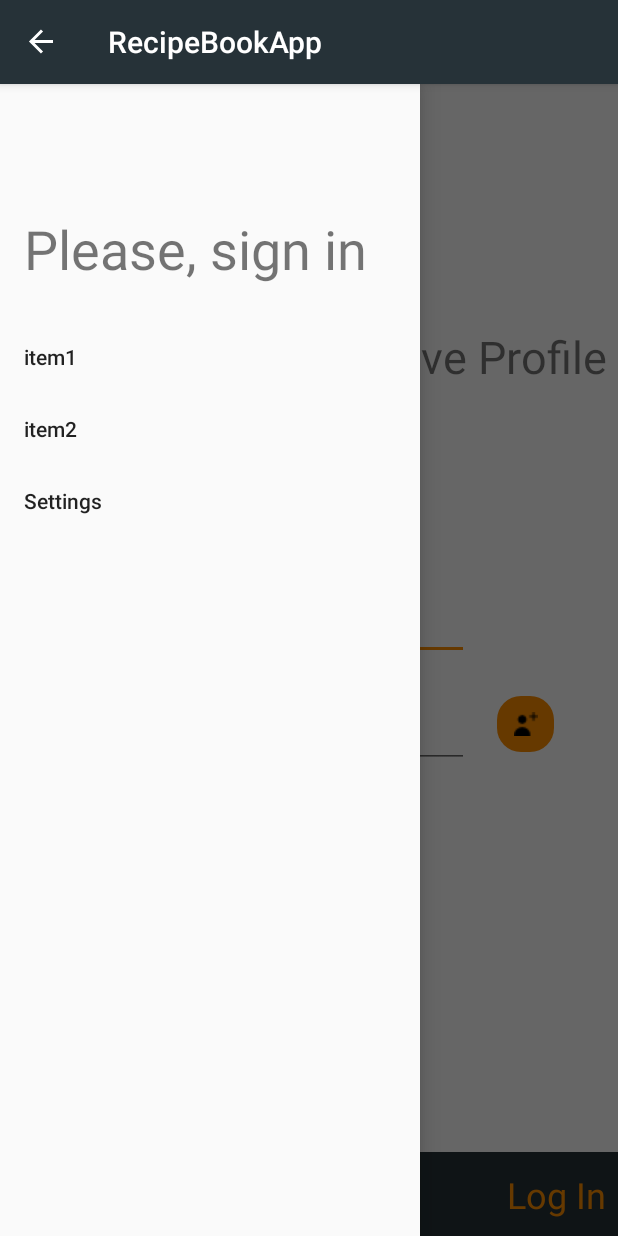
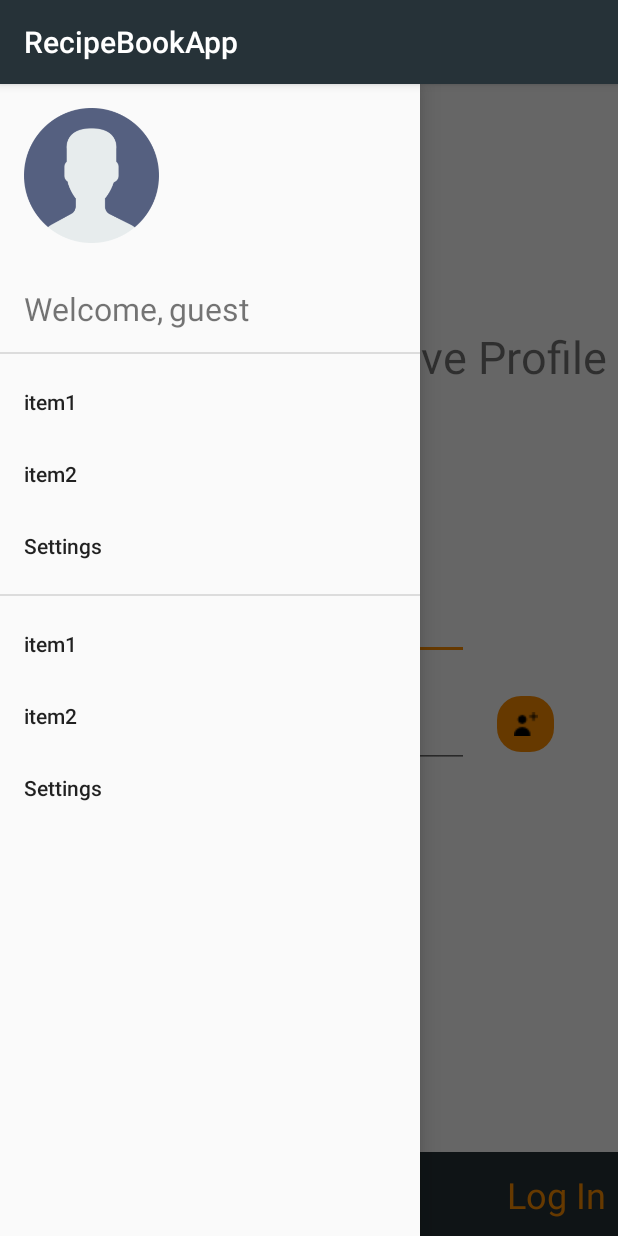
Before and after one commit to sergiooreh/RecipeBookDev, an Android app: the screen it shows after launch (MainActivity), with the side drawer open, on a phone screen of 412 x 824 dp. Run offline under Robolectric (Android 15) with nearby library versions, the phone set to English and light mode, and no system bars; our stand-ins replace Dagger/Hilt's generated code, Firebase (no records; nobody signed in at launch, a user with empty details on screens opened directly), navigation-ui; libraries missing offline, so code that uses them is left out: androidx.hilt.lifecycle; Roboto replaces fonts that are not available here; 1 statement that could not run was skipped.

Commit message:
Navigation Drawer editing

```diff
--- a/app/src/main/java/ua/co/myrecipes/repository/user/UserRepositoryInt.kt
+++ b/app/src/main/java/ua/co/myrecipes/repository/user/UserRepositoryInt.kt
@@ -10,8 +10,12 @@ interface UserRepositoryInt {
 
     suspend fun signInUser(email: String, password: String): AuthResult
 
+    suspend fun logOut()
+
     fun getUserEmail(): String
 
     fun getUser(): Flow<DataState<User>>
 
+
+
 }
--- a/app/src/main/java/ua/co/myrecipes/ui/MainActivity.kt
+++ b/app/src/main/java/ua/co/myrecipes/ui/MainActivity.kt
@@ -4,20 +4,29 @@ import android.os.Bundle
 import android.view.MenuItem
 import android.view.View
 import android.widget.Toast
+import androidx.activity.viewModels
 import androidx.appcompat.app.ActionBarDrawerToggle
 import androidx.appcompat.app.AppCompatActivity
+import androidx.core.view.GravityCompat
+import androidx.fragment.app.viewModels
+import androidx.navigation.NavController
+import androidx.navigation.NavOptions
 import androidx.navigation.findNavController
 import androidx.navigation.fragment.findNavController
 import androidx.navigation.ui.setupWithNavController
 import com.google.android.material.bottomnavigation.BottomNavigationView
 import dagger.hilt.android.AndroidEntryPoint
 import kotlinx.android.synthetic.main.activity_main.*
+import kotlinx.android.synthetic.main.drawer_header.view.*
 import ua.co.myrecipes.R
+import ua.co.myrecipes.viewmodels.UserViewModel
 
 @AndroidEntryPoint
 class MainActivity : AppCompatActivity() {
 
+    private val userViewModel: UserViewModel by viewModels()
     private lateinit var toggle: ActionBarDrawerToggle
+    private lateinit var navController: NavController
 
     override fun onCreate(savedInstanceState: Bundle?) {
         super.onCreate(savedInstanceState)
@@ -25,10 +34,6 @@ class MainActivity : AppCompatActivity() {
 
         toggle = ActionBarDrawerToggle(this,drawerLayout, R.string.open, R.string.close)
         drawerLayout.addDrawerListener(toggle)
-        toggle.syncState()
-
-
-        supportActionBar?.setDisplayHomeAsUpEnabled(true)
 
         navView.setNavigationItemSelectedListener {
             when(it.itemId){
@@ -42,6 +47,33 @@ class MainActivity : AppCompatActivity() {
         bottomNavigationView.setupWithNavController(NavHostFragment.findNavController())
         bottomNavigationView.setOnNavigationItemReselectedListener { /*NO OPERATIONS*/ }
         setupNav()
+
+        val navHeader = navView.getHeaderView(0)
+
+        if (userViewModel.getUserEmail()==""){
+            navHeader.nickName_drawer_tv.text = "guest"
+            navHeader.log_out_btn.visibility = View.GONE
+        } else{
+            navHeader.nickName_drawer_tv.text = userViewModel.getUserEmail().substringBefore("@")
+            navHeader.log_out_btn.visibility = View.VISIBLE
+        }
+            navHeader.log_out_btn.setOnClickListener {
+            userViewModel.logOut()
+            val navOptions = NavOptions.Builder()
+                .setLaunchSingleTop(true)
+                .build()
+            navController.navigate(R.id.regFragment,savedInstanceState,navOptions)
+                recreate()
+        }
+
+    }
+
+    override fun onBackPressed() {
+        if (drawerLayout.isDrawerOpen(GravityCompat.START)){
+            drawerLayout.closeDrawer(GravityCompat.START)
+        } else{
+            super.onBackPressed()
+        }
     }
 
     override fun onOptionsItemSelected(item: MenuItem): Boolean {
@@ -50,15 +82,24 @@ class MainActivity : AppCompatActivity() {
     }
 
     private fun setupNav() {
-        val navController = findNavController(R.id.NavHostFragment)
+        navController = findNavController(R.id.NavHostFragment)
         findViewById<BottomNavigationView>(R.id.bottomNavigationView)
             .setupWithNavController(navController)
 
         navController.addOnDestinationChangedListener { _, destination, _ ->
             when (destination.id) {
-                R.id.homeFragment, R.id.newRecipeFragment, R.id.profileFragment, R.id.regFragment ->
+                R.id.homeFragment, R.id.newRecipeFragment, R.id.profileFragment, R.id.regFragment ->{
+                    toggle.isDrawerIndicatorEnabled = true
+                    toggle.syncState()
+                    supportActionBar?.setDisplayHomeAsUpEnabled(true)
                     bottomNavigationView.visibility = View.VISIBLE
-                else -> bottomNavigationView.visibility = View.GONE
+                }
+                else -> {
+                    toggle.isDrawerIndicatorEnabled = false
+                    toggle.syncState()
+                    supportActionBar?.setDisplayHomeAsUpEnabled(false)
+                    bottomNavigationView.visibility = View.GONE
+                }
             }
         }
 
--- a/app/src/main/java/ua/co/myrecipes/ui/fragments/profile/ProfileFragment.kt
+++ b/app/src/main/java/ua/co/myrecipes/ui/fragments/profile/ProfileFragment.kt
@@ -20,7 +20,7 @@ class ProfileFragment : Fragment(R.layout.fragment_profile) {
     override fun onViewCreated(view: View, savedInstanceState: Bundle?) {
         super.onViewCreated(view, savedInstanceState)
 
-        if (userViewModel.getUserEmail() == null){
+        if (userViewModel.getUserEmail() == ""){
             val navOptions = NavOptions.Builder()
                 .setPopUpTo(R.id.homeFragment, false)
                 .build()
--- a/app/src/main/java/ua/co/myrecipes/ui/fragments/profile/RegFragment.kt
+++ b/app/src/main/java/ua/co/myrecipes/ui/fragments/profile/RegFragment.kt
@@ -48,6 +48,7 @@ class RegFragment: Fragment(R.layout.fragment_registration) {
                     }
                     withContext(Dispatchers.Main) {
                         findNavController().navigate(R.id.action_regFragment_to_profileFragment)
+                        activity?.recreate()
                     }
                 } catch (e: Exception) {
                     withContext(Dispatchers.Main) {
--- a/app/src/main/java/ua/co/myrecipes/ui/fragments/profile/RegistrationFragment.kt
+++ b/app/src/main/java/ua/co/myrecipes/ui/fragments/profile/WelcomeRegFragment.kt
@@ -17,7 +17,7 @@ import ua.co.myrecipes.viewmodels.UserViewModel
 import javax.inject.Inject
 
 @AndroidEntryPoint
-class RegistrationFragment : Fragment(R.layout.fragment_registration) {
+class WelcomeRegFragment : Fragment(R.layout.fragment_registration) {
     @set:Inject
     var isFirstAppOpen = true
 
--- /dev/null
+++ b/app/src/main/res/drawable/ic_exit.xml
@@ -0,0 +1,5 @@
+<vector android:height="20dp" android:tint="?attr/colorControlNormal"
+    android:viewportHeight="24" android:viewportWidth="24"
+    android:width="20dp" xmlns:android="http://schemas.android.com/apk/res/android">
+    <path android:fillColor="@android:color/white" android:pathData="M10.09,15.59L11.5,17l5,-5 -5,-5 -1.41,1.41L12.67,11H3v2h9.67l-2.58,2.59zM19,3H5c-1.11,0 -2,0.9 -2,2v4h2V5h14v14H5v-4H3v4c0,1.1 0.89,2 2,2h14c1.1,0 2,-0.9 2,-2V5c0,-1.1 -0.9,-2 -2,-2z"/>
+</vector>
--- a/app/src/main/res/layout/drawer_header.xml
+++ b/app/src/main/res/layout/drawer_header.xml
@@ -3,16 +3,58 @@
     xmlns:app="http://schemas.android.com/apk/res-auto"
     xmlns:tools="http://schemas.android.com/tools"
     android:layout_width="match_parent"
-    android:layout_height="150dp">
+    android:layout_height="180dp">
 
     <TextView
-        android:id="@+id/nickName1_tv"
+        android:id="@+id/welcome_tv"
         android:layout_width="wrap_content"
         android:layout_height="wrap_content"
         android:layout_marginStart="16dp"
         android:layout_marginBottom="16dp"
-        android:text="Please, sign in"
-        android:textSize="36sp"
+        android:text="Welcome,"
+        android:textSize="21sp"
         app:layout_constraintBottom_toBottomOf="parent"
         app:layout_constraintStart_toStartOf="parent" />
+
+    <Button
+        android:id="@+id/log_out_btn"
+        android:layout_width="wrap_content"
+        android:layout_height="wrap_content"
+        android:layout_marginTop="16dp"
+        android:layout_marginEnd="32dp"
+        android:background="@android:color/transparent"
+        android:drawableRight="@drawable/ic_exit"
+        android:text="Log out"
+        app:layout_constraintEnd_toEndOf="parent"
+        app:layout_constraintTop_toTopOf="parent" />
+
+    <ImageView
+        android:id="@+id/imageView2"
+        android:layout_width="90dp"
+        android:layout_height="90dp"
+        android:layout_marginStart="16dp"
+        android:layout_marginTop="16dp"
+        app:layout_constraintStart_toStartOf="parent"
+        app:layout_constraintTop_toTopOf="parent"
+        app:srcCompat="@drawable/userlogo" />
+
+    <TextView
+        android:id="@+id/nickName_drawer_tv"
+        android:layout_width="wrap_content"
+        android:layout_height="wrap_content"
+        android:layout_marginStart="4dp"
+        android:layout_marginBottom="16dp"
+        android:text="guest"
+        android:textSize="21sp"
+        app:layout_constraintBottom_toBottomOf="parent"
+        app:layout_constraintStart_toEndOf="@+id/welcome_tv" />
+
+    <View
+        android:id="@+id/divider2"
+        android:layout_width="409dp"
+        android:layout_height="1dp"
+        android:background="?android:attr/listDivider"
+        app:layout_constraintBottom_toBottomOf="parent"
+        app:layout_constraintEnd_toEndOf="parent"
+        app:layout_constraintStart_toStartOf="parent" />
 </androidx.constraintlayout.widget.ConstraintLayout>
--- a/app/src/main/res/layout/fragment_home.xml
+++ b/app/src/main/res/layout/fragment_home.xml
@@ -1,8 +1,8 @@
 <?xml version="1.0" encoding="utf-8"?>
-<androidx.constraintlayout.widget.ConstraintLayout
-    xmlns:android="http://schemas.android.com/apk/res/android"
+<androidx.constraintlayout.widget.ConstraintLayout xmlns:android="http://schemas.android.com/apk/res/android"
+    xmlns:app="http://schemas.android.com/apk/res-auto"
     xmlns:tools="http://schemas.android.com/tools"
-    xmlns:app="http://schemas.android.com/apk/res-auto"
+    android:id="@+id/recipeTypes_layout"
     android:layout_width="match_parent"
     android:layout_height="match_parent"
     android:background="#fafafa"
--- a/app/src/main/res/layout/fragment_new_recipe.xml
+++ b/app/src/main/res/layout/fragment_new_recipe.xml
@@ -1,8 +1,8 @@
 <?xml version="1.0" encoding="utf-8"?>
-<androidx.constraintlayout.widget.ConstraintLayout
-    xmlns:android="http://schemas.android.com/apk/res/android"
+<androidx.constraintlayout.widget.ConstraintLayout xmlns:android="http://schemas.android.com/apk/res/android"
     xmlns:app="http://schemas.android.com/apk/res-auto"
     xmlns:tools="http://schemas.android.com/tools"
+    android:id="@+id/new_recipe_layout"
     android:layout_width="match_parent"
     android:layout_height="match_parent"
     tools:context=".ui.fragments.newRecipe.NewRecipeFragment">
--- a/app/src/main/res/layout/fragment_profile.xml
+++ b/app/src/main/res/layout/fragment_profile.xml
@@ -1,8 +1,8 @@
 <?xml version="1.0" encoding="utf-8"?>
-<androidx.constraintlayout.widget.ConstraintLayout
-    xmlns:android="http://schemas.android.com/apk/res/android"
+<androidx.constraintlayout.widget.ConstraintLayout xmlns:android="http://schemas.android.com/apk/res/android"
     xmlns:app="http://schemas.android.com/apk/res-auto"
     xmlns:tools="http://schemas.android.com/tools"
+    android:id="@+id/profile_layout"
     android:layout_width="match_parent"
     android:layout_height="match_parent"
     android:background="#fafafa"
--- a/app/src/main/res/layout/fragment_registration.xml
+++ b/app/src/main/res/layout/fragment_registration.xml
@@ -1,10 +1,11 @@
 <?xml version="1.0" encoding="utf-8"?>
 <androidx.constraintlayout.widget.ConstraintLayout xmlns:android="http://schemas.android.com/apk/res/android"
+    xmlns:app="http://schemas.android.com/apk/res-auto"
     xmlns:tools="http://schemas.android.com/tools"
+    android:id="@+id/welcomeReg_layout"
     android:layout_width="match_parent"
     android:layout_height="match_parent"
-    xmlns:app="http://schemas.android.com/apk/res-auto"
-    tools:context=".ui.fragments.profile.RegistrationFragment">
+    tools:context=".ui.fragments.profile.WelcomeRegFragment">
 
     <TextView
         android:id="@+id/tvWelcome"
--- a/app/src/main/res/menu/drawer_menu.xml
+++ b/app/src/main/res/menu/drawer_menu.xml
@@ -1,5 +1,8 @@
 <?xml version="1.0" encoding="utf-8"?>
 <menu xmlns:android="http://schemas.android.com/apk/res/android">
+    <group
+        android:id="@+id/first"
+        android:checkableBehavior="single">
         <item
             android:id="@+id/item1"
             android:title="item1"/>
@@ -11,4 +14,22 @@
         <item
             android:id="@+id/item3"
             android:title="Settings"/>
+    </group>
+    <group
+        android:id="@+id/second"
+        android:checkableBehavior="single">
+        <item
+            android:id="@+id/item4"
+            android:title="item1"/>
+
+        <item
+            android:id="@+id/item5"
+            android:title="item2"/>
+
+        <item
+            android:id="@+id/item6"
+            android:title="Settings"/>
+    </group>
+
+
 </menu>
--- a/app/src/main/res/navigation/nav_graph.xml
+++ b/app/src/main/res/navigation/nav_graph.xml
@@ -3,7 +3,7 @@
     xmlns:app="http://schemas.android.com/apk/res-auto"
     xmlns:tools="http://schemas.android.com/tools"
     android:id="@+id/nav_graph"
-    app:startDestination="@id/registrationFragment">
+    app:startDestination="@id/welcomeRegFragment">
     <fragment
         android:id="@+id/homeFragment"
         android:name="ua.co.myrecipes.ui.fragments.recipes.HomeFragment"
@@ -73,15 +73,15 @@
             app:argType="string" />
     </fragment>
     <fragment
-        android:id="@+id/registrationFragment"
-        android:name="ua.co.myrecipes.ui.fragments.profile.RegistrationFragment"
+        android:id="@+id/welcomeRegFragment"
+        android:name="ua.co.myrecipes.ui.fragments.profile.WelcomeRegFragment"
         android:label="fragment_registration"
         tools:layout="@layout/fragment_registration" >
         <action
             android:id="@+id/action_registrationFragment_to_homeFragment"
             app:destination="@id/homeFragment"
             app:launchSingleTop="true"
-            app:popUpTo="@+id/registrationFragment"
+            app:popUpTo="@+id/welcomeRegFragment"
             app:popUpToInclusive="true" />
     </fragment>
     <fragment
```
Also changed, not shown: app/src/main/java/ua/co/myrecipes/repository/user/UserRepository.kt (+4 -5 lines), app/src/main/java/ua/co/myrecipes/viewmodels/UserViewModel.kt (+7 -1 lines), 4 other files. Lines whose indentation alone changed are shown as unchanged.
